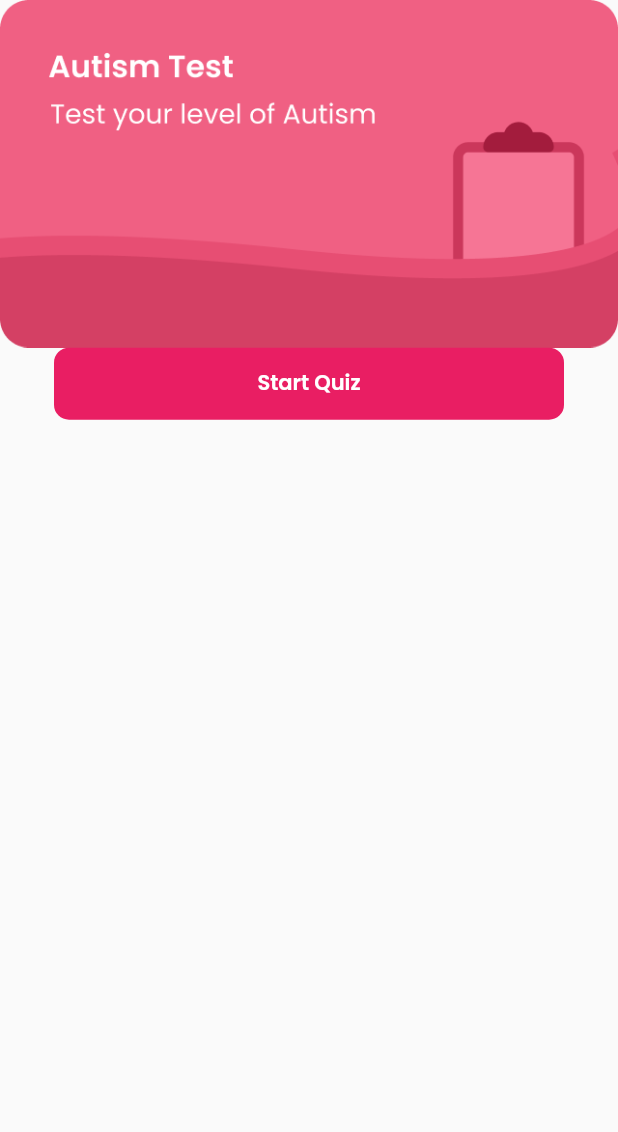
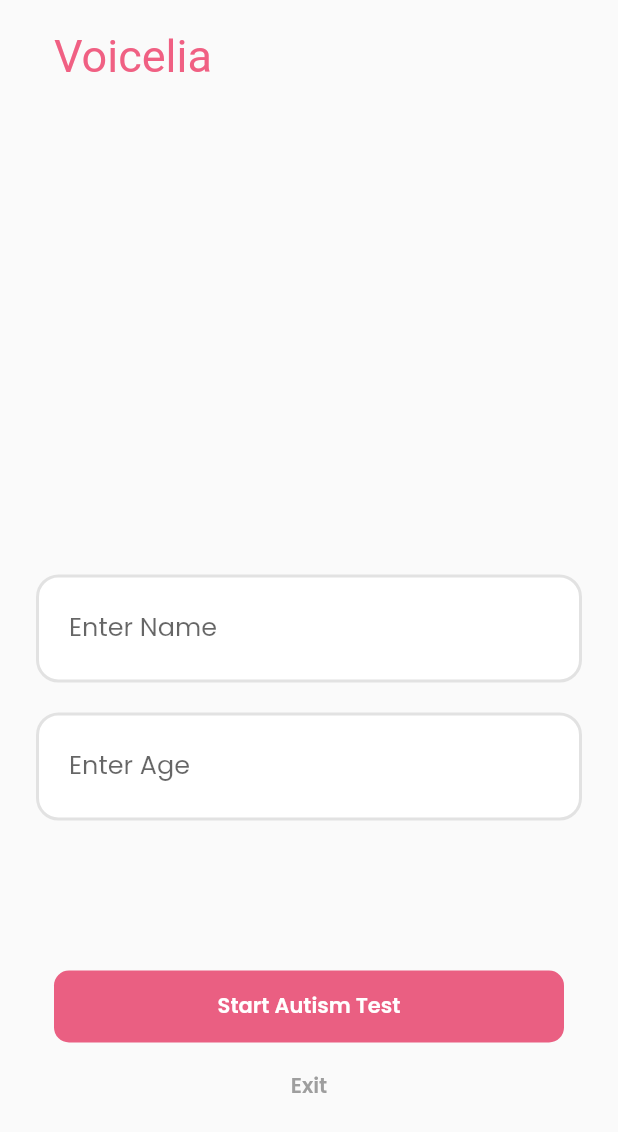
Before and after one commit to supreeth1816/Voicelia, a Flutter app: the StartQuiz screen opened directly, on a phone screen of 412 x 824 dp. Shown: the top 1132 px of the screen. Run offline on Flutter 3.47's test engine with Material 2 defaults, Android fonts, the phone set to English and light mode, and no system bars; our stand-ins replace flutter_tts, google_fonts, lottie; Roboto replaces fonts that are missing (Satisfy).

Commit message:
Start Quiz screen update

```diff
--- a/lib/startQuizScreen.dart
+++ b/lib/startQuizScreen.dart
@@ -1,8 +1,12 @@
-
-
 import 'package:flutter/material.dart';
 import 'package:google_fonts/google_fonts.dart';
 import 'package:voicelia/autismTest.dart';
+import 'package:voicelia/homeScreen.dart';
+
+
+String NameText = "User";
+String AgeText = "14";
+
 
 class StartQuiz extends StatefulWidget {
   @override
@@ -16,11 +20,91 @@ class _StartQuizState extends State<StartQuiz> {
 
       body: SafeArea(
         child: Column(
+
           children: [
+
+
+
+            SizedBox(height: 20,),
+
             Container(
+              padding: EdgeInsets.only(top: 0, left: 36),
+              width: double.infinity,
+              child: Text("Voicelia",
+                style: GoogleFonts.satisfy(
+                    fontSize: 30,
+                    color: Color(0xfff06083)
 
-              child: Image(image: AssetImage('assets/AutismTestCard.png'),),
+                ),),
             ),
+
+            SizedBox(height: 328,),
+
+            Container(
+              height: 72,
+              margin: EdgeInsets.only(left: 24, right: 24),
+
+              decoration: BoxDecoration(
+                color: Colors.white,
+                border: Border.all(color: Color(0xffe2e2e2), width: 2),
+                borderRadius: BorderRadius.circular(15),
+
+              ),
+              padding: EdgeInsets.all(20),
+
+              child: TextField(
+                maxLines: 1,
+                decoration: InputDecoration.collapsed(
+                    hintText: "Enter Name ", hintStyle: GoogleFonts.poppins(
+                  fontSize: 17,
+                )),
+                style: GoogleFonts.poppins(
+                    fontSize: 17,
+                    color: Color(0xff3a3a3a)
+                ),
+
+                onChanged: (val){
+                  setState(() {
+                    NameText = val;
+                  });
+                },
+              ),
+            ),
+
+            SizedBox(height: 20),
+
+            Container(
+              height: 72,
+              margin: EdgeInsets.only(left: 24, right: 24),
+
+              decoration: BoxDecoration(
+                color: Colors.white,
+                border: Border.all(color: Color(0xffe2e2e2), width: 2),
+                borderRadius: BorderRadius.circular(15),
+
+              ),
+              padding: EdgeInsets.all(20),
+
+              child: TextField(
+                maxLines: 1,
+                decoration: InputDecoration.collapsed(
+                    hintText: "Enter Age ", hintStyle: GoogleFonts.poppins(
+                  fontSize: 17,
+                )),
+                style: GoogleFonts.poppins(
+                    fontSize: 17,
+                    color: Color(0xff3a3a3a)
+                ),
+
+                onChanged: (val){
+                  setState(() {
+                    AgeText = val;
+                  });
+                },
+              ),
+            ),
+
+            SizedBox(height: 100),
 
             GestureDetector(
               onTap: () => Navigator.push(context, MaterialPageRoute(builder: (context) => Quiz1())),
@@ -28,12 +112,30 @@ class _StartQuizState extends State<StartQuiz> {
                 decoration: BoxDecoration(
                   borderRadius: BorderRadius.circular(10),
 
-                  color: Colors.pink,
+                  color: Color(0xffea5f82),
                 ),
                 width: 340,
                 height: 48,
-                child: Center(child: Text("Start Quiz", style: GoogleFonts.poppins(
+                child: Center(child: Text("Start Autism Test", style: GoogleFonts.poppins(
                   color:  Colors.white,
+                  fontWeight: FontWeight.w600,
+                ),)),
+
+              ),
+            ),
+            SizedBox(height: 5,),
+            GestureDetector(
+              onTap: () => Navigator.push(context, MaterialPageRoute(builder: (context) => HomeScreen())),
+              child: Container(
+                decoration: BoxDecoration(
+                  borderRadius: BorderRadius.circular(10),
+
+                  color: Colors.transparent,
+                ),
+                width: 340,
+                height: 48,
+                child: Center(child: Text("Exit", style: GoogleFonts.poppins(
+                  color:  Colors.grey,
                   fontWeight: FontWeight.w600,
                 ),)),
 
```
